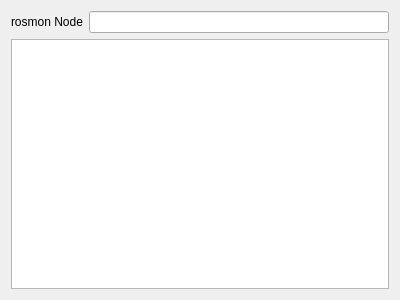
Before: the Qt Designer form src/gui/mon_gui.ui in xqms/rosmon, drawn with Qt 5.
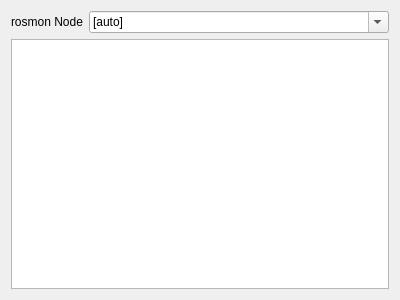
After: the same form once the commit is applied.

Commit message: gui: combobox for rosmon instance selection

The edit to the form file:
```diff
--- a/src/gui/mon_gui.ui
+++ b/src/gui/mon_gui.ui
@@ -24,7 +24,23 @@
       </widget>
      </item>
      <item>
-      <widget class="QLineEdit" name="nodeEdit"/>
+      <widget class="QComboBox" name="nodeBox">
+       <property name="sizePolicy">
+        <sizepolicy hsizetype="Expanding" vsizetype="Fixed">
+         <horstretch>0</horstretch>
+         <verstretch>0</verstretch>
+        </sizepolicy>
+       </property>
+       <property name="editable">
+        <bool>true</bool>
+       </property>
+       <property name="currentText">
+        <string>[auto]</string>
+       </property>
+       <property name="insertPolicy">
+        <enum>QComboBox::NoInsert</enum>
+       </property>
+      </widget>
      </item>
     </layout>
    </item>
```
The commit also changes 6 other files.
